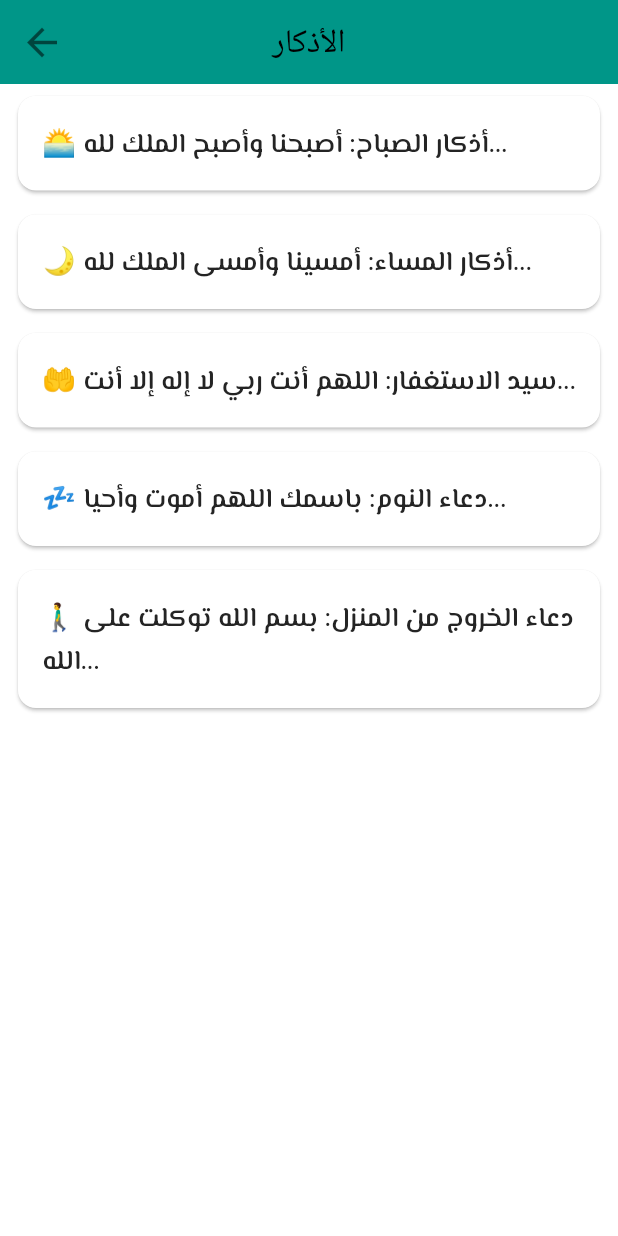
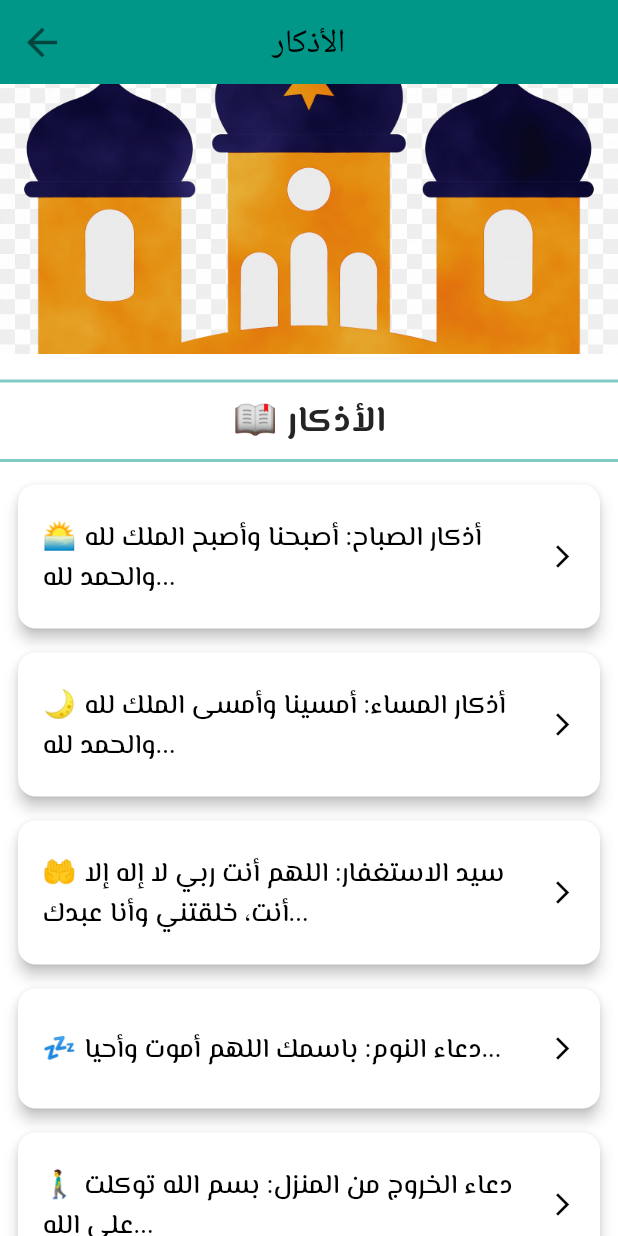
Before and after one commit to Ahmedsafwat106/islami_c8_friday, a Flutter app: the HomeScreen screen opened by its route, item 2 of the bottom bar chosen, in the side drawer, after a tap on "📿 الأذكار", on a phone screen of 412 x 824 dp. Run offline on Flutter 3.47's test engine with Material 3 defaults, Android fonts, the phone set to English and light mode, and no system bars; our stand-ins replace flutter_bloc, google_fonts, just_audio, shared_preferences; missing offline and left inert: audio_session; accounts and stored records are empty.

Commit message:
update: added new feature in android

```diff
--- a/lib/screens/azkar_screen.dart
+++ b/lib/screens/azkar_screen.dart
@@ -1,12 +1,15 @@
 import 'package:flutter/material.dart';
+
+import '../widgets/azkar_content.dart';
+
 
 class AzkarScreen extends StatelessWidget {
   static const routeName = "azkar";
 
   final List<String> azkar = const [
-    "🌅 أذكار الصباح: أصبحنا وأصبح الملك لله...",
-    "🌙 أذكار المساء: أمسينا وأمسى الملك لله...",
-    "🤲 سيد الاستغفار: اللهم أنت ربي لا إله إلا أنت...",
+    "🌅 أذكار الصباح: أصبحنا وأصبح الملك لله والحمد لله...",
+    "🌙 أذكار المساء: أمسينا وأمسى الملك لله والحمد لله...",
+    "🤲 سيد الاستغفار: اللهم أنت ربي لا إله إلا أنت، خلقتني وأنا عبدك...",
     "💤 دعاء النوم: باسمك اللهم أموت وأحيا...",
     "🚶‍♂️ دعاء الخروج من المنزل: بسم الله توكلت على الله..."
   ];
@@ -19,21 +22,57 @@ class AzkarScreen extends StatelessWidget {
         centerTitle: true,
         backgroundColor: Colors.teal,
       ),
-      body: ListView.builder(
+      body: Column(
+        children: [
+          // 🔹 صورة في الأعلى
+          Image.asset(
+            "assets/images/azker.jpg",
+            fit: BoxFit.cover,
+            height: 180,
+            width: double.infinity,
+          ),
+
+          const SizedBox(height: 10),
+          Divider(thickness: 2, color: Colors.teal.shade200),
+          const Text(
+            "📖 الأذكار",
+            style: TextStyle(fontSize: 24, fontWeight: FontWeight.bold),
+          ),
+          Divider(thickness: 2, color: Colors.teal.shade200),
+
+          // 🔹 الأذكار في ليست
+          Expanded(
+            child: ListView.builder(
               itemCount: azkar.length,
               itemBuilder: (context, index) {
                 return Card(
                   margin: const EdgeInsets.symmetric(horizontal: 12, vertical: 8),
-            child: Padding(
-              padding: const EdgeInsets.all(16.0),
-              child: Text(
+                  elevation: 4,
+                  shape: RoundedRectangleBorder(
+                      borderRadius: BorderRadius.circular(12)),
+                  child: ListTile(
+                    contentPadding:
+                    const EdgeInsets.symmetric(horizontal: 16, vertical: 12),
+                    title: Text(
                       azkar[index],
-                style: const TextStyle(fontSize: 18, height: 1.6),
+                      style: const TextStyle(
+                          fontSize: 18, fontWeight: FontWeight.w500),
                     ),
+                    trailing: const Icon(Icons.arrow_forward_ios, size: 18),
+                    onTap: () {
+                      Navigator.pushNamed(
+                        context,
+                        AzkarContent.routeName,
+                        arguments: azkar[index],
+                      );
+                    },
                   ),
                 );
               },
             ),
+          ),
+        ],
+      ),
     );
   }
 }
--- a/lib/screens/splash_screen.dart
+++ b/lib/screens/splash_screen.dart
@@ -51,7 +51,7 @@ class _SplashScreenState extends State<SplashScreen>
         child: Center(
           child: FadeTransition(
             opacity: _animation,
-            child: Image.asset("assets/images/logo.jpg", width: 150),
+            child: Image.asset("assets/images/hadeth_bg.png", width: 150),
           ),
         ),
       ),
--- a/lib/tabs/ahadeth.dart
+++ b/lib/tabs/ahadeth.dart
@@ -31,12 +31,12 @@ class _AhadethTabState extends State<AhadethTab> {
     super.dispose();
   }
 
-
   List<HadethModel> _filter(List<HadethModel> all) {
     if (_query.trim().isEmpty) return all;
     final q = _query.trim().toLowerCase();
     return all.where((h) {
-      return h.title.toLowerCase().contains(q) || h.content.toLowerCase().contains(q);
+      return h.title.toLowerCase().contains(q) ||
+          h.content.toLowerCase().contains(q);
     }).toList();
   }
 
@@ -57,35 +57,56 @@ class _AhadethTabState extends State<AhadethTab> {
 
           body = Column(
             children: [
-
-              Image.asset("assets/images/ahadeth.png", fit: BoxFit.cover, height: 150, width: double.infinity),
+              // 🟢 صورة الأحاديث
+              Image.asset(
+                "assets/images/ahadeth.png",
+                height: 180,
+                fit: BoxFit.contain,
+              ),
 
               const SizedBox(height: 10),
-              Divider(thickness: 2, color: Theme.of(context).colorScheme.onBackground),
+              Divider(
+                  thickness: 2,
+                  color: Theme.of(context).colorScheme.onBackground),
               Text(
                 AppLocalizations.of(context)!.ahadeth,
-                style: GoogleFonts.elMessiri(fontSize: 25, fontWeight: FontWeight.w500),
+                style: GoogleFonts.elMessiri(
+                    fontSize: 26, fontWeight: FontWeight.w600),
               ),
-              Divider(thickness: 2, color: Theme.of(context).colorScheme.onBackground),
+              Divider(
+                  thickness: 2,
+                  color: Theme.of(context).colorScheme.onBackground),
 
-
+              // 🟢 مربع البحث
               Padding(
-                padding: const EdgeInsets.symmetric(horizontal: 12, vertical: 8),
+                padding:
+                const EdgeInsets.symmetric(horizontal: 16, vertical: 10),
                 child: TextField(
                   controller: _searchController,
-                  onChanged: (v) => setState(() { _query = v; }),
+                  onChanged: (v) => setState(() {
+                    _query = v;
+                  }),
                   decoration: InputDecoration(
-                    hintText: lang == 'ar' ? 'ابحث عن حديث...' : 'Search hadith...',
+                    hintText: lang == 'ar'
+                        ? 'ابحث عن حديث...'
+                        : 'Search hadith...',
                     prefixIcon: const Icon(Icons.search),
-                    border: OutlineInputBorder(borderRadius: BorderRadius.circular(12)),
+                    border: OutlineInputBorder(
+                      borderRadius: BorderRadius.circular(14),
+                    ),
                   ),
                 ),
               ),
 
-
+              // 🟢 قائمة الأحاديث
               Expanded(
                 child: filtered.isEmpty
-                    ? Center(child: Text(lang == 'ar' ? "لا توجد نتائج" : "No results found"))
+                    ? Center(
+                  child: Text(
+                    lang == 'ar' ? "لا توجد نتائج" : "No results found",
+                    style: const TextStyle(fontSize: 18),
+                  ),
+                )
                     : ListView.separated(
                   separatorBuilder: (context, index) => Divider(
                     thickness: 1,
@@ -105,7 +126,8 @@ class _AhadethTabState extends State<AhadethTab> {
                         );
                       },
                       child: Padding(
-                        padding: const EdgeInsets.symmetric(vertical: 10),
+                        padding:
+                        const EdgeInsets.symmetric(vertical: 10),
                         child: Text(
                           hadeth.title,
                           style: GoogleFonts.quicksand(fontSize: 20),
--- a/lib/tabs/quran.dart
+++ b/lib/tabs/quran.dart
@@ -1,5 +1,4 @@
 import 'package:flutter/material.dart';
-
 import '../sura_content.dart';
 import '../sura_model.dart';
 
@@ -140,6 +139,15 @@ class _QuranTabState extends State<QuranTab> {
 
     return Column(
       children: [
+        const SizedBox(height: 20),
+        // 🟢 صورة المصحف
+        Image.asset(
+          "assets/images/quran_bg.png",
+          height: 120,
+        ),
+        const SizedBox(height: 20),
+
+        // 🟢 مربع البحث
         Padding(
           padding: const EdgeInsets.all(12.0),
           child: TextField(
@@ -153,6 +161,8 @@ class _QuranTabState extends State<QuranTab> {
             onChanged: (val) => setState(() => query = val),
           ),
         ),
+
+        // 🟢 قائمة السور
         Expanded(
           child: ListView.separated(
             itemBuilder: (context, index) {
```
Also changed, not shown: lib/main.dart (+7 -0 lines), lib/screens/radio_screen.dart (+14 -4 lines), lib/tabs/sebha.dart (+20 -3 lines), lib/widgets/azkar_content.dart (added, +36 -0 lines), assets/images/azker.jpg (added). Lines whose indentation alone changed are shown as unchanged.
